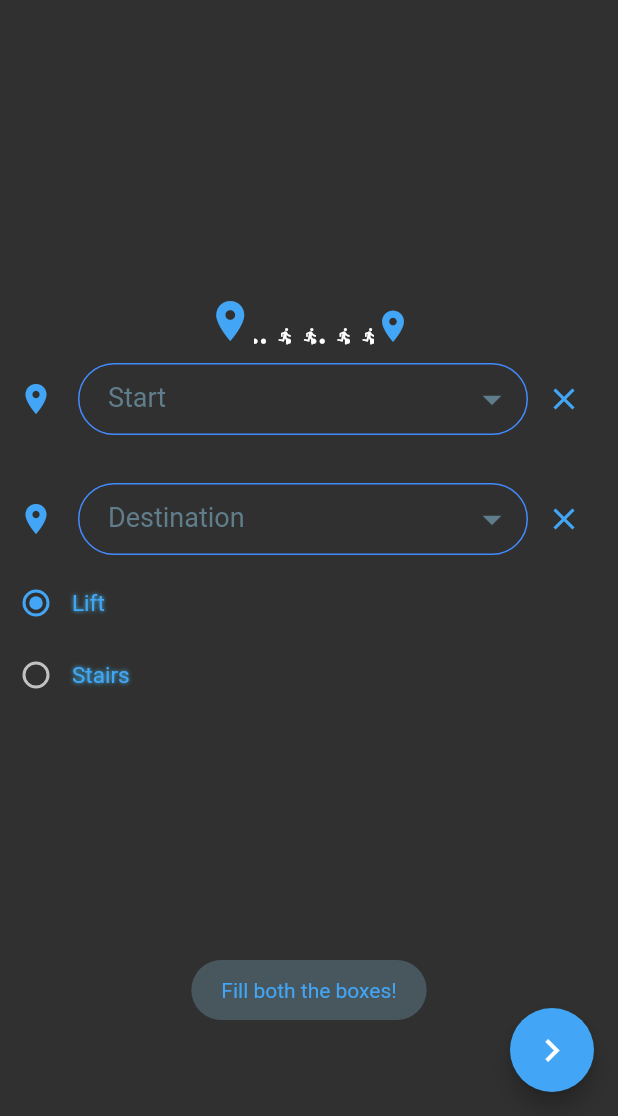
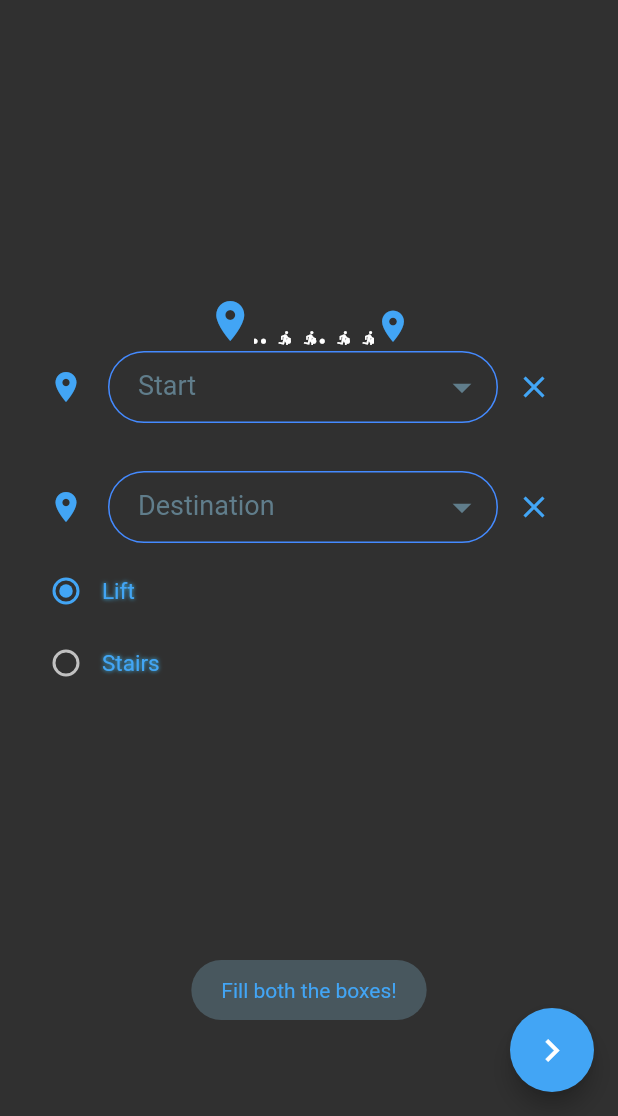
Before and after one commit to Sayantak/HeitageShortcuts, a Flutter app: the screen it shows after launch, after a tap on the "chevron right" icon, on a phone screen of 412 x 824 dp, the part 120-1236 px from its top. Run offline on Flutter 3.47's test engine with Material 2 defaults, Android fonts, the phone set to English and light mode, and no system bars; drawn by our look-alikes of carousel_slider; our stand-ins replace fluttertoast; missing offline and left inert: flutter_webview_plugin.

Commit message:
Fixed Overflows

```diff
--- a/lib/components/InAppLogo.dart
+++ b/lib/components/InAppLogo.dart
@@ -83,9 +83,7 @@ class InAppLogo extends StatelessWidget {
 
   @override
   Widget build(BuildContext context) {
-    return Padding(
-      padding: EdgeInsets.symmetric(vertical: 8.0, horizontal: 10.0),
-      child: Row(
+    return Row(
       mainAxisAlignment: MainAxisAlignment.center,
       crossAxisAlignment: CrossAxisAlignment.end,
       children: <Widget>[
@@ -93,7 +91,9 @@ class InAppLogo extends StatelessWidget {
           icon: Icons.location_on,
           locationIconIndex: 0,
         ),
-          Container(
+        Flexible(
+          child: Container(
+            height: 10.0,
             width: 80.0,
             child: CarouselSlider(
               height: 30.0,
@@ -113,12 +113,12 @@ class InAppLogo extends StatelessWidget {
               }).toList(),
             ),
           ),
+        ),
         LogoIconPart(
           icon: Icons.location_on,
           locationIconIndex: 1,
         ),
       ],
-      ),
     );
   }
 }
--- a/lib/main.dart
+++ b/lib/main.dart
@@ -31,6 +31,8 @@ class _WelcomePageState extends State<WelcomePage> {
   @override
   Widget build(BuildContext context) {
     return Scaffold(
+      resizeToAvoidBottomInset: false,
+      resizeToAvoidBottomPadding: false,
       body: SafeArea(
         top: false,
         bottom: false,
--- a/lib/screens/HomePage.dart
+++ b/lib/screens/HomePage.dart
@@ -27,8 +27,14 @@ class _HomePageState extends State<HomePage> {
   @override
   Widget build(BuildContext context) {
     return Scaffold(
-      body: Column(
-        mainAxisAlignment: MainAxisAlignment.center,
+      body: Container(
+        padding: const EdgeInsets.symmetric(horizontal: 20.0),
+        child: Container(
+          alignment: Alignment.center,
+          child: SingleChildScrollView(
+            reverse: true,
+            child: Column(
+              mainAxisAlignment: MainAxisAlignment.end,
               children: <Widget>[
                 InAppLogo(),
                 Padding(
@@ -97,8 +103,7 @@ class _HomePageState extends State<HomePage> {
                     ),
                   ],
                 ),
-          Flexible(
-            child: Row(
+                Row(
                   children: <Widget>[
                     Radio(
                         value: 2,
@@ -125,8 +130,10 @@ class _HomePageState extends State<HomePage> {
                     ),
                   ],
                 ),
+              ],
             ),
-        ],
+          ),
+        ),
       ),
       floatingActionButton: FloatingActionButton(
         onPressed: () {
@@ -136,6 +143,14 @@ class _HomePageState extends State<HomePage> {
           if (startPosition == '' || destinationPosition == '')
             Fluttertoast.showToast(
                 msg: 'Fill both the boxes!',
+                toastLength: Toast.LENGTH_SHORT,
+                gravity: ToastGravity.BOTTOM,
+                backgroundColor: Colors.blueGrey.withOpacity(0.5),
+                textColor: Colors.blue[400]);
+          else if (kGraphNodesMap[startPosition] == null ||
+              kGraphNodesMap[destinationPosition] == null)
+            Fluttertoast.showToast(
+                msg: 'Not a valid location!',
                 toastLength: Toast.LENGTH_SHORT,
                 gravity: ToastGravity.BOTTOM,
                 backgroundColor: Colors.blueGrey.withOpacity(0.5),
```
Lines whose indentation alone changed are shown as unchanged.
